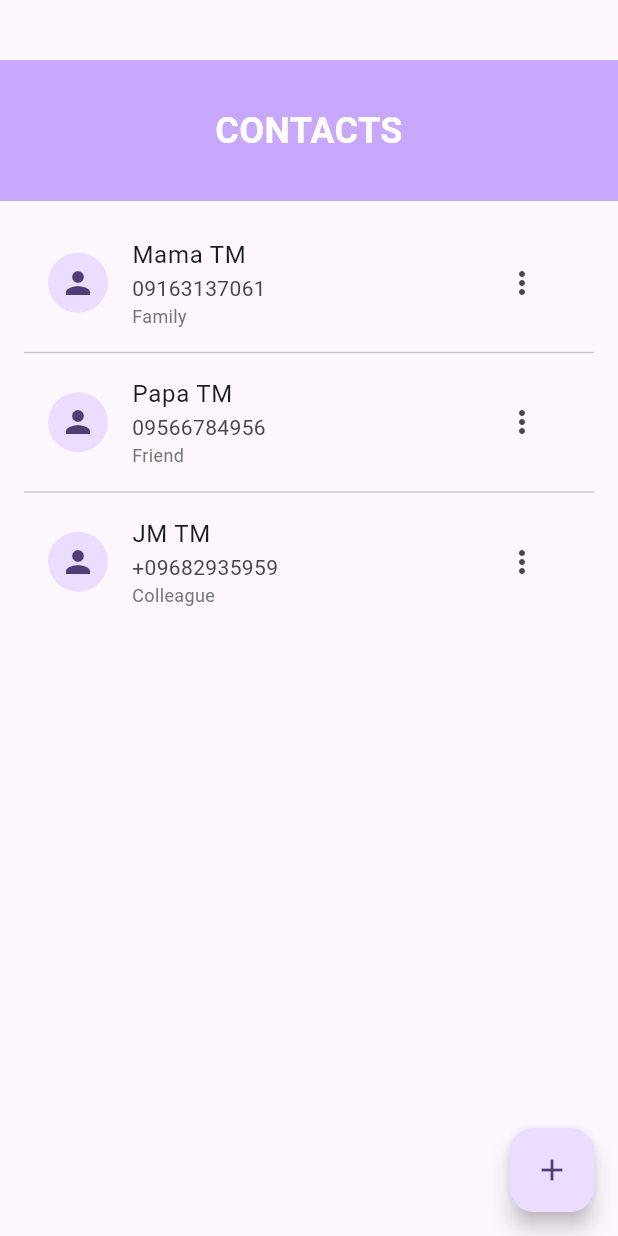
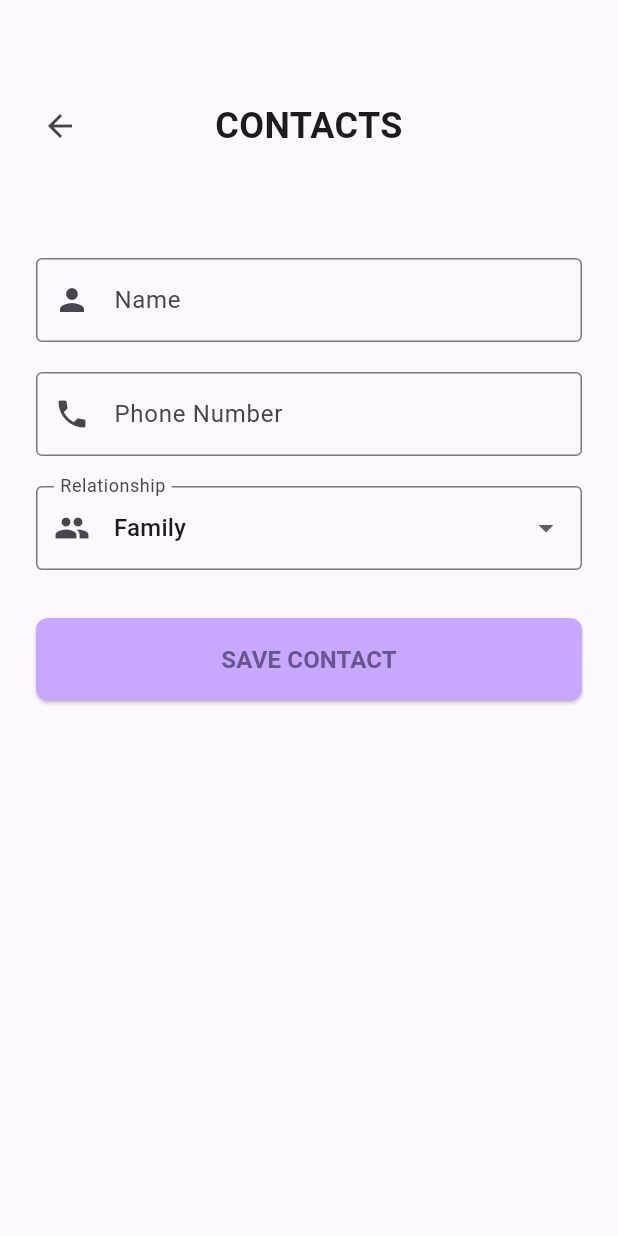
Before and after one commit to rcSabucido/litealert, a Flutter app: the ContactsPage screen opened directly, after a tap on the "add" icon, on a phone screen of 412 x 824 dp. Run offline on Flutter 3.47's test engine with Material 3 defaults, Android fonts, the phone set to English and light mode, and no system bars.

Commit message:
Create addContactView page and create UI and JSON output logic of the page

```diff
--- /dev/null
+++ b/lib/pages/addContactView.dart
@@ -0,0 +1,156 @@
+import 'package:flutter/material.dart';
+
+class AddContactView extends StatefulWidget {
+  const AddContactView({Key? key}) : super(key: key);
+
+  @override
+  State<AddContactView> createState() => _AddContactViewState();
+}
+
+class _AddContactViewState extends State<AddContactView> {
+  final _formKey = GlobalKey<FormState>();
+  final _nameController = TextEditingController();
+  final _phoneController = TextEditingController();
+  String _selectedRelationship = 'Family';
+
+  final List<String> _relationships = ['Family', 'Friend', 'Colleague', 'Other'];
+
+  @override
+  void dispose() {
+    _nameController.dispose();
+    _phoneController.dispose();
+    super.dispose();
+  }
+
+  void _saveContact() {
+    if (_formKey.currentState!.validate()) {
+      // Create contact object
+      final newContact = {
+        'name': _nameController.text,
+        'phone': _phoneController.text,
+        'relationship': _selectedRelationship,
+      };
+
+      // Return the new contact to previous screen
+      Navigator.pop(context, newContact);
+    }
+  }
+
+  @override
+  Widget build(BuildContext context) {
+    return Scaffold(
+      body: Column(
+        children: [
+          const SizedBox(height: 40),
+          Container(
+            width: double.infinity,
+            padding: const EdgeInsets.symmetric(vertical: 20, horizontal: 16),
+            child: Row(
+              children: [
+                IconButton(
+                  icon: const Icon(Icons.arrow_back),
+                  onPressed: () {
+                    Navigator.pop(context);
+                  },
+                ),
+                const Expanded(
+                  child: Text(
+                    'CONTACTS',
+                    style: TextStyle(
+                      fontSize: 24.0,
+                      fontWeight: FontWeight.bold,
+                    ),
+                    textAlign: TextAlign.center,
+                  ),
+                ),
+                const SizedBox(width: 48), // Balance the back button width
+              ],
+            ),
+          ),
+          Expanded(
+            child: SingleChildScrollView(
+              padding: const EdgeInsets.all(24.0),
+              child: Form(
+                key: _formKey,
+                child: Column(
+                  crossAxisAlignment: CrossAxisAlignment.stretch,
+                  children: [
+                    const SizedBox(height: 20),
+                    TextFormField(
+                      controller: _nameController,
+                      decoration: const InputDecoration(
+                        labelText: 'Name',
+                        border: OutlineInputBorder(),
+                        prefixIcon: Icon(Icons.person),
+                      ),
+                      validator: (value) {
+                        if (value == null || value.isEmpty) {
+                          return 'Please enter a name';
+                        }
+                        return null;
+                      },
+                    ),
+                    const SizedBox(height: 20),
+                    TextFormField(
+                      controller: _phoneController,
+                      decoration: const InputDecoration(
+                        labelText: 'Phone Number',
+                        border: OutlineInputBorder(),
+                        prefixIcon: Icon(Icons.phone),
+                      ),
+                      keyboardType: TextInputType.phone,
+                      validator: (value) {
+                        if (value == null || value.isEmpty) {
+                          return 'Please enter a phone number';
+                        }
+                        return null;
+                      },
+                    ),
+                    const SizedBox(height: 20),
+                    DropdownButtonFormField<String>(
+                      value: _selectedRelationship,
+                      decoration: const InputDecoration(
+                        labelText: 'Relationship',
+                        border: OutlineInputBorder(),
+                        prefixIcon: Icon(Icons.people),
+                      ),
+                      items: _relationships.map((String relationship) {
+                        return DropdownMenuItem<String>(
+                          value: relationship,
+                          child: Text(relationship),
+                        );
+                      }).toList(),
+                      onChanged: (String? newValue) {
+                        setState(() {
+                          _selectedRelationship = newValue!;
+                        });
+                      },
+                    ),
+                    const SizedBox(height: 32),
+                    ElevatedButton(
+                      onPressed: _saveContact,
+                      style: ElevatedButton.styleFrom(
+                        backgroundColor: const Color.fromARGB(255, 200, 168, 255),
+                        padding: const EdgeInsets.symmetric(vertical: 16),
+                        shape: RoundedRectangleBorder(
+                          borderRadius: BorderRadius.circular(8),
+                        ),
+                      ),
+                      child: const Text(
+                        'SAVE CONTACT',
+                        style: TextStyle(
+                          fontSize: 16,
+                          fontWeight: FontWeight.bold,
+                        ),
+                      ),
+                    ),
+                  ],
+                ),
+              ),
+            ),
+          ),
+        ],
+      ),
+    );
+  }
+}
--- a/lib/pages/contacts.dart
+++ b/lib/pages/contacts.dart
@@ -1,4 +1,5 @@
 import 'package:flutter/material.dart';
+import 'addContactView.dart';
 
 class ContactsPage extends StatelessWidget {
   const ContactsPage({Key? key, required this.title}) : super(key: key);
@@ -71,8 +72,16 @@ class ContactsPage extends StatelessWidget {
         ],
       ),
       floatingActionButton: FloatingActionButton(
-        onPressed: () {
-          // Handle add contact
+        onPressed: () async {
+          final result = await Navigator.push(
+            context,
+            MaterialPageRoute(
+              builder: (context) => const AddContactView(),
+            ),
+          );
+          if (result != null) {
+            print('New contact: $result');
+          }
         },
         child: const Icon(Icons.add),
       ),
```
